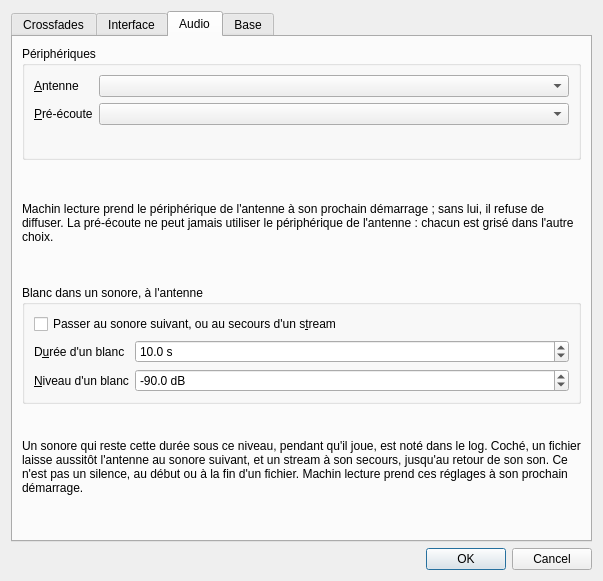
Old version of the form src/machincast/interface/ui/preferences.ui in the repository dascritch/machincast.
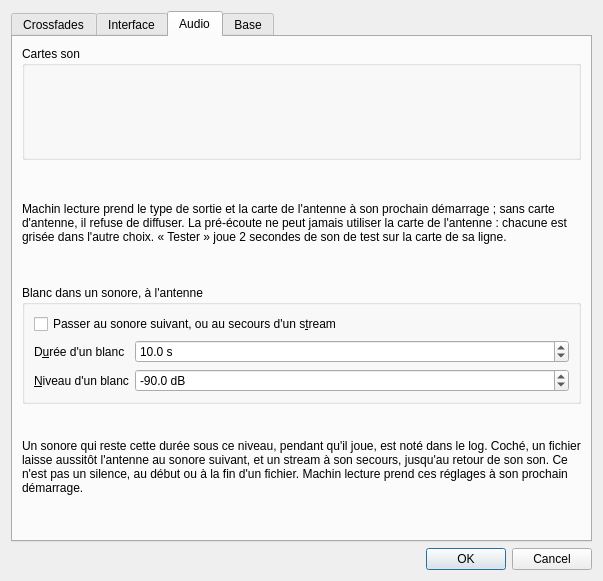
New version of the form. The open tabs and pages were chosen to show the change.

Commit message: Préférences : bloc « Cartes son », avec le type de sortie et « Tester » (#339)

```diff
--- a/src/machincast/interface/ui/preferences.ui
+++ b/src/machincast/interface/ui/preferences.ui
@@ -342,50 +342,15 @@
        <item>
         <widget class="QGroupBox" name="groupe_peripheriques">
          <property name="title">
-          <string>Périphériques</string>
+          <string>Cartes son</string>
          </property>
-         <layout class="QFormLayout" name="formulaire_peripheriques">
-          <item row="0" column="0">
-           <widget class="QLabel" name="etiquette_antenne">
-            <property name="text">
-             <string>&amp;Antenne</string>
-            </property>
-            <property name="buddy">
-             <cstring>antenne</cstring>
-            </property>
-           </widget>
-          </item>
-          <item row="0" column="1">
-           <widget class="QComboBox" name="antenne">
-            <property name="toolTip">
-             <string>Le périphérique sur lequel Machin lecture diffuse l'antenne</string>
-            </property>
-           </widget>
-          </item>
-          <item row="1" column="0">
-           <widget class="QLabel" name="etiquette_preecoute">
-            <property name="text">
-             <string>&amp;Pré-écoute</string>
-            </property>
-            <property name="buddy">
-             <cstring>preecoute</cstring>
-            </property>
-           </widget>
-          </item>
-          <item row="1" column="1">
-           <widget class="QComboBox" name="preecoute">
-            <property name="toolTip">
-             <string>Le périphérique de la pré-écoute de l'interface, jamais celui de l'antenne</string>
-            </property>
-           </widget>
-          </item>
-         </layout>
+         <layout class="QVBoxLayout" name="disposition_peripheriques"/>
         </widget>
        </item>
        <item>
         <widget class="QLabel" name="explication_audio">
          <property name="text">
-          <string>Machin lecture prend le périphérique de l'antenne à son prochain démarrage ; sans lui, il refuse de diffuser. La pré-écoute ne peut jamais utiliser le périphérique de l'antenne : chacun est grisé dans l'autre choix.</string>
+          <string>Machin lecture prend le type de sortie et la carte de l'antenne à son prochain démarrage ; sans carte d'antenne, il refuse de diffuser. La pré-écoute ne peut jamais utiliser la carte de l'antenne : chacune est grisée dans l'autre choix. « Tester » joue 2 secondes de son de test sur la carte de sa ligne.</string>
          </property>
          <property name="wordWrap">
           <bool>true</bool>
```
Left out of the diff: 2 changed lines with no effect on the pictures. The commit also changes 15 other files.
